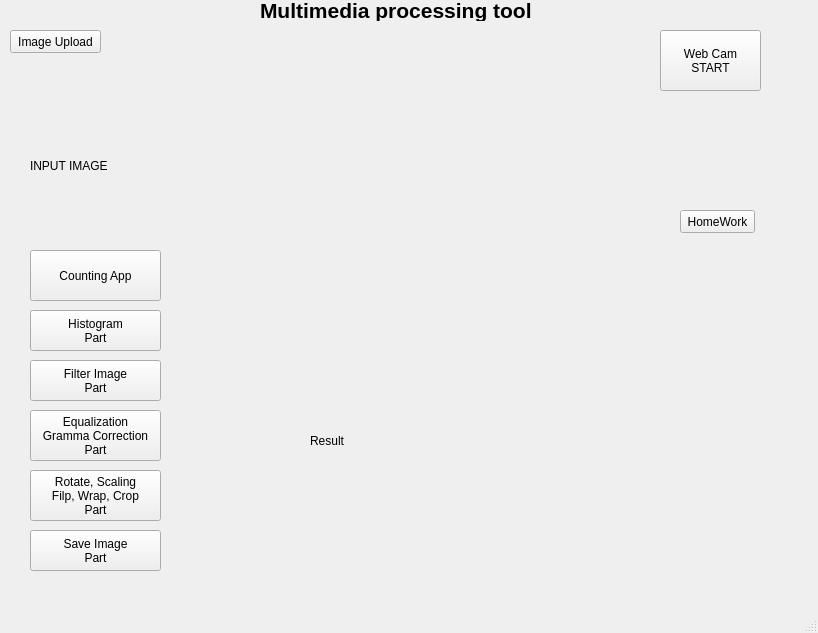
This is multimedia_project_main.ui in qorgh346/KGU_MultiMedia_Hobe as Qt 5 draws it before an edit. The edited form follows.
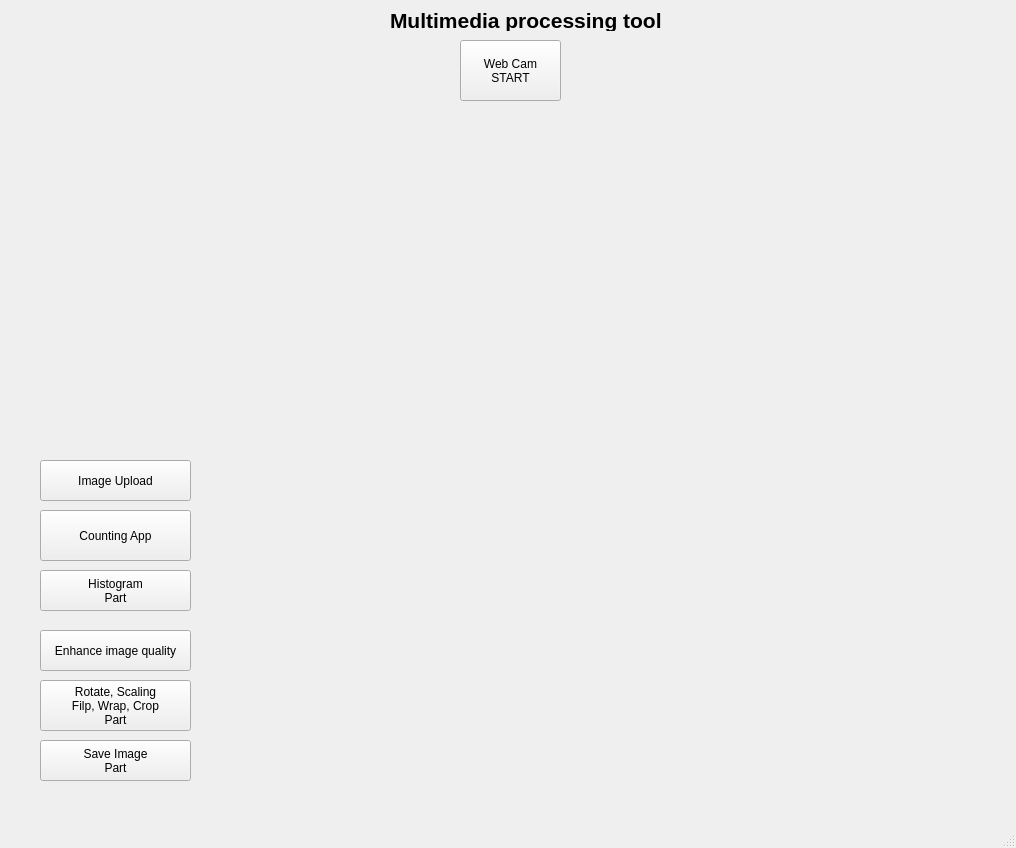
This is the edited form.

```diff
--- a/multimedia_project_main.ui
+++ b/multimedia_project_main.ui
@@ -6,8 +6,8 @@
    <rect>
     <x>0</x>
     <y>0</y>
-    <width>818</width>
-    <height>633</height>
+    <width>1016</width>
+    <height>848</height>
    </rect>
   </property>
   <property name="windowTitle">
@@ -17,8 +17,8 @@
    <widget class="QLabel" name="label">
     <property name="geometry">
      <rect>
-      <x>260</x>
-      <y>0</y>
+      <x>390</x>
+      <y>10</y>
       <width>281</width>
       <height>21</height>
      </rect>
@@ -35,27 +35,12 @@
      <string>Multimedia processing tool</string>
     </property>
    </widget>
-   <widget class="QPushButton" name="equalizationPart">
-    <property name="geometry">
-     <rect>
-      <x>30</x>
-      <y>410</y>
-      <width>131</width>
-      <height>51</height>
-     </rect>
-    </property>
-    <property name="text">
-     <string>Equalization
-Gramma Correction
-Part</string>
-    </property>
-   </widget>
    <widget class="QPushButton" name="rotatePart">
     <property name="geometry">
      <rect>
-      <x>30</x>
-      <y>470</y>
-      <width>131</width>
+      <x>40</x>
+      <y>680</y>
+      <width>151</width>
       <height>51</height>
      </rect>
     </property>
@@ -68,9 +53,9 @@
    <widget class="QPushButton" name="saveImgePart">
     <property name="geometry">
      <rect>
-      <x>30</x>
-      <y>530</y>
-      <width>131</width>
+      <x>40</x>
+      <y>740</y>
+      <width>151</width>
       <height>41</height>
      </rect>
     </property>
@@ -82,9 +67,9 @@
    <widget class="QPushButton" name="histogramPart">
     <property name="geometry">
      <rect>
-      <x>30</x>
-      <y>310</y>
-      <width>131</width>
+      <x>40</x>
+      <y>570</y>
+      <width>151</width>
       <height>41</height>
      </rect>
     </property>
@@ -96,24 +81,23 @@
    <widget class="QPushButton" name="filterPart">
     <property name="geometry">
      <rect>
-      <x>30</x>
-      <y>360</y>
-      <width>131</width>
+      <x>40</x>
+      <y>630</y>
+      <width>151</width>
       <height>41</height>
      </rect>
     </property>
     <property name="text">
-     <string>Filter Image
-Part</string>
+     <string>Enhance image quality</string>
     </property>
    </widget>
    <widget class="QPushButton" name="uploadBtn">
     <property name="geometry">
      <rect>
-      <x>10</x>
-      <y>30</y>
-      <width>91</width>
-      <height>23</height>
+      <x>40</x>
+      <y>460</y>
+      <width>151</width>
+      <height>41</height>
      </rect>
     </property>
     <property name="text">
@@ -123,34 +107,34 @@
    <widget class="QLabel" name="input_view">
     <property name="geometry">
      <rect>
-      <x>30</x>
-      <y>60</y>
-      <width>321</width>
-      <height>211</height>
+      <x>20</x>
+      <y>110</y>
+      <width>411</width>
+      <height>331</height>
      </rect>
     </property>
     <property name="text">
-     <string>INPUT IMAGE</string>
+     <string/>
     </property>
    </widget>
    <widget class="QLabel" name="result_view">
     <property name="geometry">
      <rect>
-      <x>310</x>
-      <y>300</y>
-      <width>461</width>
-      <height>281</height>
+      <x>330</x>
+      <y>450</y>
+      <width>561</width>
+      <height>331</height>
      </rect>
     </property>
     <property name="text">
-     <string>Result</string>
+     <string/>
     </property>
    </widget>
    <widget class="QPushButton" name="webCamBtn">
     <property name="geometry">
      <rect>
-      <x>660</x>
-      <y>30</y>
+      <x>460</x>
+      <y>40</y>
       <width>101</width>
       <height>61</height>
      </rect>
@@ -160,25 +144,12 @@
 START</string>
     </property>
    </widget>
-   <widget class="QPushButton" name="homework">
-    <property name="geometry">
-     <rect>
-      <x>680</x>
-      <y>210</y>
-      <width>75</width>
-      <height>23</height>
-     </rect>
-    </property>
-    <property name="text">
-     <string>HomeWork</string>
-    </property>
-   </widget>
    <widget class="QPushButton" name="yolov5Btn">
     <property name="geometry">
      <rect>
-      <x>30</x>
-      <y>250</y>
-      <width>131</width>
+      <x>40</x>
+      <y>510</y>
+      <width>151</width>
       <height>51</height>
      </rect>
     </property>
```
Left out of the diff: 2 changed lines with no effect on the pictures.
